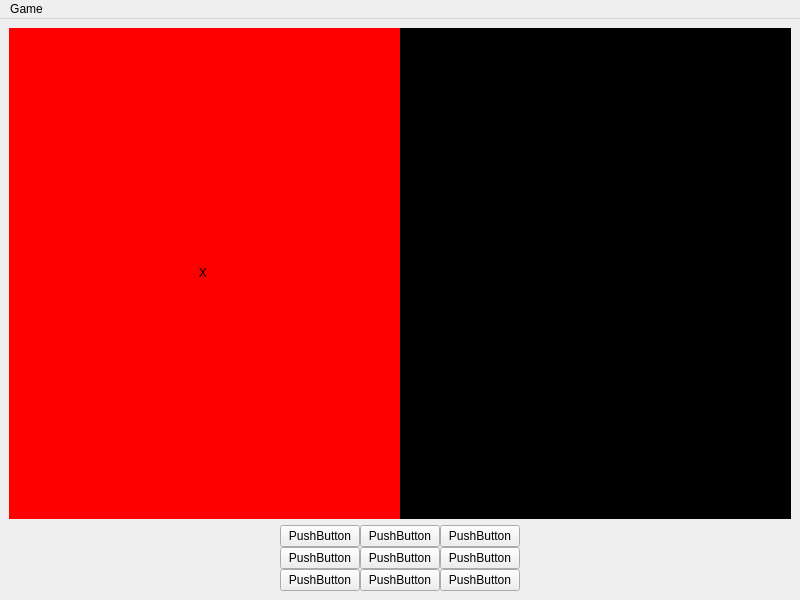
Before: the Qt Designer form tictactoe.ui in alexedwa/tictactoe, drawn with Qt 5.
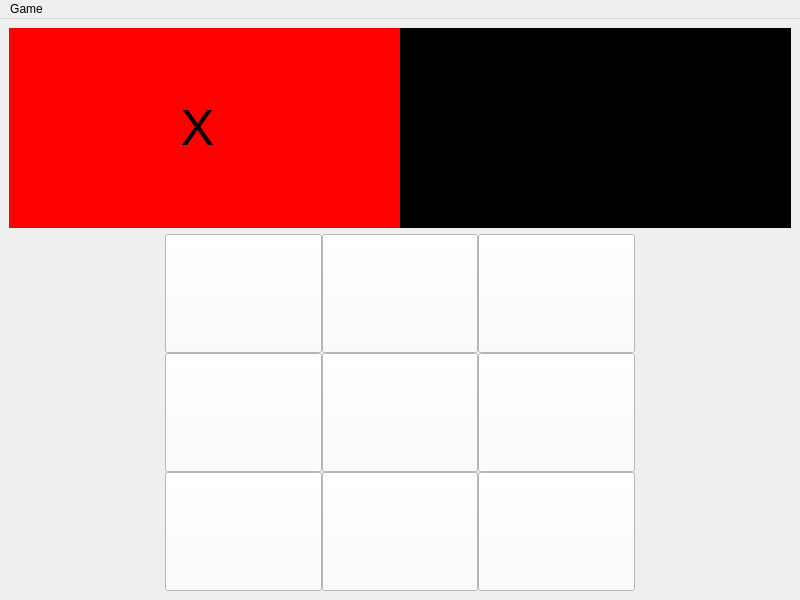
After: the same form once the commit is applied.

Commit message: Made edits to the style of the buttons.

```diff
--- a/tictactoe.ui
+++ b/tictactoe.ui
@@ -26,7 +26,7 @@
       <item>
        <widget class="QLabel" name="X_Turn">
         <property name="sizePolicy">
-         <sizepolicy hsizetype="Preferred" vsizetype="Minimum">
+         <sizepolicy hsizetype="Expanding" vsizetype="Fixed">
           <horstretch>0</horstretch>
           <verstretch>0</verstretch>
          </sizepolicy>
@@ -38,7 +38,9 @@
          </size>
         </property>
         <property name="styleSheet">
-         <string notr="true">background-color: red;</string>
+         <string notr="true">background-color: red;
+color: black;
+font-size: 50px;</string>
         </property>
         <property name="text">
          <string>X </string>
@@ -54,7 +56,7 @@
       <item>
        <widget class="QLabel" name="O_Turn">
         <property name="sizePolicy">
-         <sizepolicy hsizetype="Minimum" vsizetype="Minimum">
+         <sizepolicy hsizetype="Expanding" vsizetype="Fixed">
           <horstretch>0</horstretch>
           <verstretch>0</verstretch>
          </sizepolicy>
@@ -65,8 +67,13 @@
           <height>200</height>
          </size>
         </property>
+        <property name="autoFillBackground">
+         <bool>false</bool>
+        </property>
         <property name="styleSheet">
-         <string notr="true">background-color:black;</string>
+         <string notr="true">background-color:black;
+color: black;
+font-size: 50px;</string>
         </property>
         <property name="text">
          <string>O</string>
@@ -92,33 +99,41 @@
       <item row="1" column="1">
        <widget class="QPushButton" name="a2_Button">
         <property name="sizePolicy">
-         <sizepolicy hsizetype="Fixed" vsizetype="Fixed">
+         <sizepolicy hsizetype="MinimumExpanding" vsizetype="MinimumExpanding">
           <horstretch>0</horstretch>
           <verstretch>0</verstretch>
          </sizepolicy>
         </property>
+        <property name="styleSheet">
+         <string notr="true">background-color: white;
+font-size: 50px</string>
+        </property>
         <property name="text">
-         <string>PushButton</string>
+         <string> </string>
         </property>
        </widget>
       </item>
       <item row="0" column="3">
        <widget class="QPushButton" name="c3_Button">
         <property name="sizePolicy">
-         <sizepolicy hsizetype="Fixed" vsizetype="Fixed">
+         <sizepolicy hsizetype="MinimumExpanding" vsizetype="MinimumExpanding">
           <horstretch>0</horstretch>
           <verstretch>0</verstretch>
          </sizepolicy>
         </property>
+        <property name="styleSheet">
+         <string notr="true">background-color: white;
+font-size: 50px</string>
+        </property>
         <property name="text">
-         <string>PushButton</string>
+         <string> </string>
         </property>
        </widget>
       </item>
       <item row="1" column="3">
        <widget class="QPushButton" name="c2_Button">
         <property name="sizePolicy">
-         <sizepolicy hsizetype="Fixed" vsizetype="Fixed">
+         <sizepolicy hsizetype="MinimumExpanding" vsizetype="MinimumExpanding">
           <horstretch>0</horstretch>
           <verstretch>0</verstretch>
          </sizepolicy>
@@ -129,21 +144,29 @@
           <height>0</height>
          </size>
         </property>
+        <property name="styleSheet">
+         <string notr="true">background-color: white;
+font-size: 50px</string>
+        </property>
         <property name="text">
-         <string>PushButton</string>
+         <string> </string>
         </property>
        </widget>
       </item>
       <item row="2" column="3">
        <widget class="QPushButton" name="c1_Button">
         <property name="sizePolicy">
-         <sizepolicy hsizetype="Fixed" vsizetype="Fixed">
+         <sizepolicy hsizetype="MinimumExpanding" vsizetype="MinimumExpanding">
           <horstretch>0</horstretch>
           <verstretch>0</verstretch>
          </sizepolicy>
         </property>
+        <property name="styleSheet">
+         <string notr="true">background-color: white;
+font-size: 50px</string>
+        </property>
         <property name="text">
-         <string>PushButton</string>
+         <string> </string>
         </property>
         <property name="iconSize">
          <size>
@@ -162,52 +185,68 @@
       <item row="2" column="1">
        <widget class="QPushButton" name="a1_Button">
         <property name="sizePolicy">
-         <sizepolicy hsizetype="Fixed" vsizetype="Fixed">
+         <sizepolicy hsizetype="MinimumExpanding" vsizetype="MinimumExpanding">
           <horstretch>0</horstretch>
           <verstretch>0</verstretch>
          </sizepolicy>
         </property>
+        <property name="styleSheet">
+         <string notr="true">background-color: white;
+font-size: 50px</string>
+        </property>
         <property name="text">
-         <string>PushButton</string>
+         <string> </string>
         </property>
        </widget>
       </item>
       <item row="0" column="1">
        <widget class="QPushButton" name="a3_Button">
         <property name="sizePolicy">
-         <sizepolicy hsizetype="Fixed" vsizetype="Fixed">
+         <sizepolicy hsizetype="MinimumExpanding" vsizetype="MinimumExpanding">
           <horstretch>0</horstretch>
           <verstretch>0</verstretch>
          </sizepolicy>
         </property>
+        <property name="styleSheet">
+         <string notr="true">background-color: white;
+font-size: 50px</string>
+        </property>
         <property name="text">
-         <string>PushButton</string>
+         <string notr="true"> </string>
         </property>
        </widget>
       </item>
       <item row="0" column="2">
        <widget class="QPushButton" name="b3_Button">
         <property name="sizePolicy">
-         <sizepolicy hsizetype="Fixed" vsizetype="Fixed">
+         <sizepolicy hsizetype="MinimumExpanding" vsizetype="MinimumExpanding">
           <horstretch>0</horstretch>
           <verstretch>0</verstretch>
          </sizepolicy>
         </property>
+        <property name="styleSheet">
+         <string notr="true">background-color: white;
+font-size: 50px</string>
+        </property>
         <property name="text">
-         <string>PushButton</string>
+         <string> </string>
         </property>
        </widget>
       </item>
       <item row="1" column="2">
        <widget class="QPushButton" name="b2_Button">
         <property name="sizePolicy">
-         <sizepolicy hsizetype="Fixed" vsizetype="Fixed">
+         <sizepolicy hsizetype="MinimumExpanding" vsizetype="MinimumExpanding">
           <horstretch>0</horstretch>
           <verstretch>0</verstretch>
          </sizepolicy>
         </property>
+        <property name="styleSheet">
+         <string notr="true">background-color: white;
+font-size: 50px</string>
+        </property>
         <property name="text">
-         <string>PushButton</string>
+         <string> </string>
         </property>
        </widget>
       </item>
@@ -240,13 +279,17 @@
       <item row="2" column="2">
        <widget class="QPushButton" name="b1_Button">
         <property name="sizePolicy">
-         <sizepolicy hsizetype="Fixed" vsizetype="Fixed">
+         <sizepolicy hsizetype="MinimumExpanding" vsizetype="MinimumExpanding">
           <horstretch>0</horstretch>
           <verstretch>0</verstretch>
          </sizepolicy>
         </property>
+        <property name="styleSheet">
+         <string notr="true">background-color: white;
+font-size: 50px</string>
+        </property>
         <property name="text">
-         <string>PushButton</string>
+         <string> </string>
         </property>
        </widget>
       </item>
```
Left out of the diff: 6 changed lines with no effect on the pictures. The commit also changes 1 other file.
